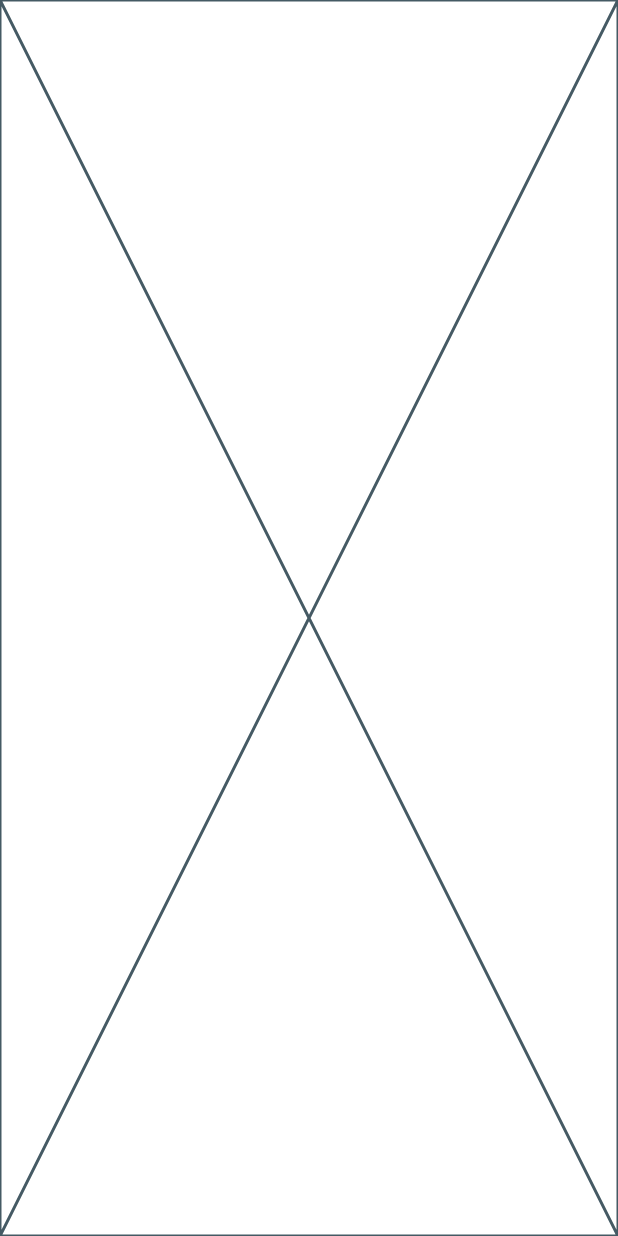
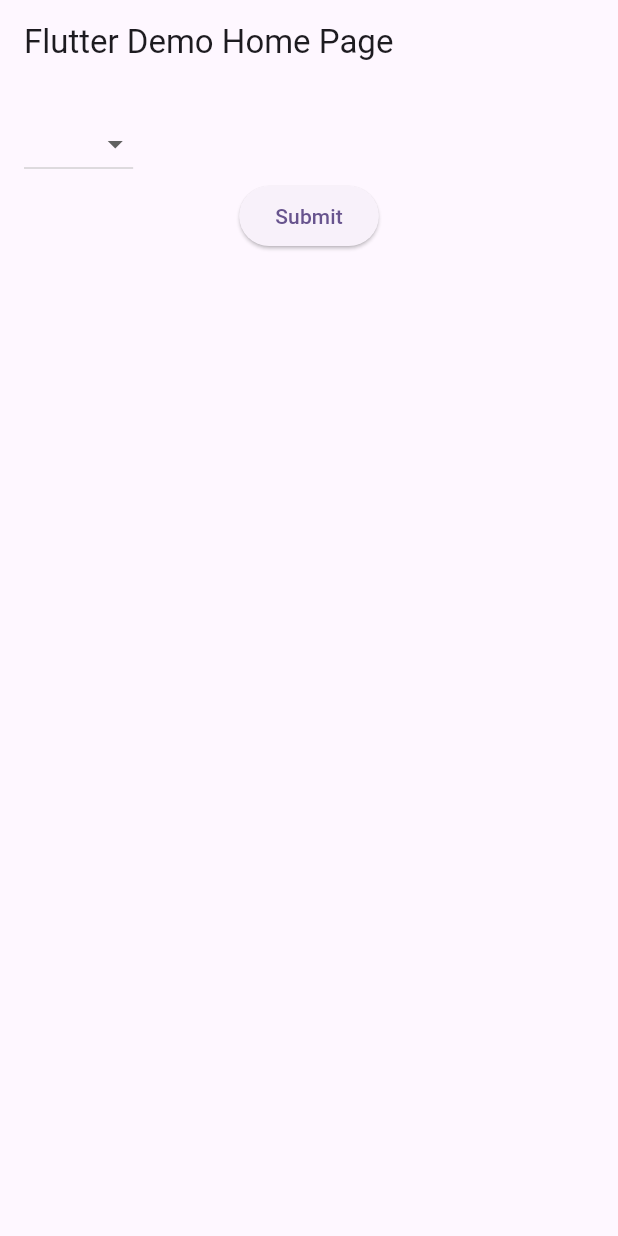
Before and after one commit to soraef/flash_form, a Flutter app: the screen it shows after launch, on a phone screen of 412 x 824 dp. Run offline on Flutter 3.47's test engine with Material 3 defaults, Android fonts, the phone set to English and light mode, and no system bars.

```diff
--- a/examples/person_form/lib/form_models.dart
+++ b/examples/person_form/lib/form_models.dart
@@ -39,8 +39,8 @@ class PersonForm extends FlashForm<Person> {
   final roleField = TypeField<Role, Role, Type>(
     label: 'Role',
     fields: {
-      Student: StudentForm(),
-      Employee: EmployeeForm(),
+      Student: () => StudentForm(),
+      Employee: () => EmployeeForm(),
     },
     type: null,
     typeFactory: (Role value) => value.runtimeType,
--- a/examples/search_query_form/lib/main.dart
+++ b/examples/search_query_form/lib/main.dart
@@ -1,4 +1,7 @@
+import 'package:flash_form/flash_form.dart';
 import 'package:flutter/material.dart';
+
+import 'form_models.dart';
 
 void main() {
   runApp(const MyApp());
@@ -21,11 +24,38 @@ class MyApp extends StatelessWidget {
   }
 }
 
-class MyHomePage extends StatelessWidget {
+class MyHomePage extends StatefulWidget {
   const MyHomePage({super.key});
 
   @override
+  State<MyHomePage> createState() => _MyHomePageState();
+}
+
+class _MyHomePageState extends State<MyHomePage> {
+  final form = RootConditionForm();
+
+  @override
   Widget build(BuildContext context) {
-    return const Placeholder();
+    return Scaffold(
+      appBar: AppBar(
+        title: const Text('Flutter Demo Home Page'),
+      ),
+      body: Padding(
+        padding: const EdgeInsets.all(16.0),
+        child: SingleChildScrollView(
+          child: Column(
+            children: [
+              FlashFormWidget(form: form),
+              ElevatedButton(
+                onPressed: () {
+                  print(form.toModel());
+                },
+                child: const Text('Submit'),
+              ),
+            ],
+          ),
+        ),
+      ),
+    );
   }
 }
--- a/packages/flash_form/lib/src/flash_field_format.dart
+++ b/packages/flash_form/lib/src/flash_field_format.dart
@@ -102,6 +102,7 @@ class TypeFieldFormat extends FieldFormat {
 
   @override
   Widget createFieldWidget(FlashField field) {
+    print(field);
     return TypeFieldWidget(field: field as TypeField);
   }
 
--- a/packages/flash_form/lib/src/flash_field_widget.dart
+++ b/packages/flash_form/lib/src/flash_field_widget.dart
@@ -209,6 +209,8 @@ class TypeFieldWidget extends StatelessWidget {
     return FlashFieldWidget(
       builder: (context) => Column(
         children: [
+          Row(
+            children: [
               DropdownButton(
                 value: field.type,
                 items: field.fields.keys
@@ -221,6 +223,8 @@ class TypeFieldWidget extends StatelessWidget {
                   field.updateType(value);
                 },
               ),
+            ],
+          ),
           if (field.selectedFieldFormat != null)
             field.selectedFieldFormat!.createFieldWidget(field.selectedField!),
         ],
--- a/packages/flash_form/pubspec.yaml
+++ b/packages/flash_form/pubspec.yaml
@@ -1,6 +1,6 @@
 name: flash_form
 description: "An experimental Flutter package for declarative and flexible form creation, supporting nested structures and customizable field formats."
-version: 0.0.1
+version: 0.0.2
 repository: https://github.com/soraef/flash_form
 
 environment:
```
Also changed, not shown: examples/search_query_form/lib/form_models.dart (added, +135 -0 lines), examples/search_query_form/lib/models.dart (added, +121 -0 lines), examples/search_query_form/pubspec.yaml (+5 -4 lines), examples/search_query_form/pubspec.lock, 1 other file. Lines whose indentation alone changed are shown as unchanged.
